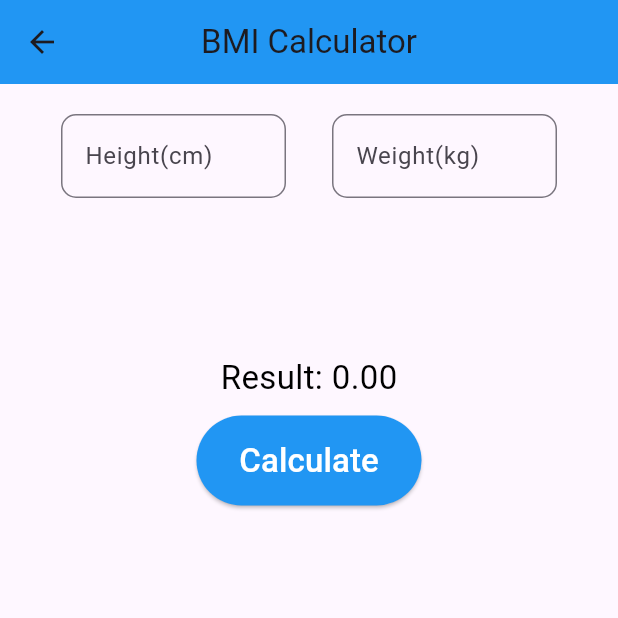
After one commit to shorifulislamsiam/Calculator_Practice, a Flutter app: the Allicons screen opened directly, after a tap on "BMI Calculator", on a phone screen of 412 x 824 dp, the top half of it. The commit adds this screen. Run offline on Flutter 3.47's test engine with Material 3 defaults, Android fonts, the phone set to English and light mode, and no system bars.

Commit message:
calculator update 01

```diff
--- /dev/null
+++ b/lib/BMI Calculator/Bmicalculator.dart
@@ -0,0 +1,105 @@
+import 'package:flutter/material.dart';
+
+class Bmicalculator extends StatefulWidget {
+  const Bmicalculator({super.key});
+
+  @override
+  State<Bmicalculator> createState() => _BmicalculatorState();
+}
+
+class _BmicalculatorState extends State<Bmicalculator> {
+  TextEditingController _heightController = TextEditingController();
+  TextEditingController _weightController = TextEditingController();
+  double _bmiResult = 0.0;
+
+   _resultCalculator(){
+     double _height= double.tryParse(_heightController.text)!;
+     double _weight = double.tryParse(_weightController.text)!;
+
+     if(_height != null && _weight != null){
+       double _heightM =_height /100;
+       double result = (_weight /(_heightM * _heightM));
+       setState(() {
+         _bmiResult = result;
+       });
+     }else{
+       _bmiResult =0;
+     }
+
+  }
+
+
+
+
+  @override
+  Widget build(BuildContext context) {
+    return Scaffold(
+      appBar: AppBar(
+        title: Text("BMI Calculator"),
+        centerTitle: true,
+        backgroundColor: Colors.blue,
+      ),
+      body: Column(
+        children: [
+          Padding(
+            padding: const EdgeInsets.only(left: 10,right: 10,top: 20),
+            child: Row(
+              mainAxisAlignment: MainAxisAlignment.spaceEvenly,
+              children: [
+                SizedBox(
+                  height: 150,
+                  width: 150,
+                  child: TextField(
+                    controller: _heightController,
+                    decoration: InputDecoration(
+                      border: OutlineInputBorder(
+                        borderRadius: BorderRadius.circular(10),
+                        borderSide: BorderSide(width: 55,color: Colors.grey),
+
+                      ),
+                      focusedBorder: OutlineInputBorder(
+                        borderRadius: BorderRadius.circular(20),
+                      ),
+                      labelText: "Height(cm)",
+                    ),
+                  ),
+                ),
+                SizedBox(
+                  height: 150,
+                  width: 150,
+                  child: TextField(
+                    controller: _weightController,
+                    decoration: InputDecoration(
+                      labelText: "Weight(kg)",
+                      border: OutlineInputBorder(
+                        borderRadius: BorderRadius.circular(10),
+                        borderSide: BorderSide(color: Colors.green,width: 15),
+                      ),
+                      focusedBorder: OutlineInputBorder(
+                        borderRadius: BorderRadius.circular(20),
+                      )
+                    ),
+                  ),
+                ),
+              ],
+            ),
+          ),
+          SizedBox(height: 10,),
+          Text("Result: ${_bmiResult.toStringAsFixed(2)}",style: TextStyle(color: Colors.black,fontSize: 22),),
+          SizedBox(height: 10,),
+          ElevatedButton(
+            style: ElevatedButton.styleFrom(
+              minimumSize: Size(150, 60),
+              backgroundColor: Colors.blue,
+            ),
+              onPressed: (){
+              _resultCalculator();
+
+              },
+              child: Text("Calculate",style: TextStyle(color: Colors.white,fontSize: 22),),
+          ),
+        ],
+      ),
+    );
+  }
+}
--- a/lib/calculator/Allicons.dart
+++ b/lib/calculator/Allicons.dart
@@ -1,4 +1,7 @@
+import 'package:calculator/BMI%20Calculator/Bmicalculator.dart';
 import 'package:calculator/Helper/colorses.dart';
+//import 'package:calculator/Unit%20Converter/Unitconverter.dart';
+import 'package:calculator/Unit%20Converter/Unitconverter2.dart';
 import 'package:flutter/material.dart';
 
 import '../expence_tracker/Expencetracker.dart';
@@ -48,7 +51,30 @@ class Allicons extends StatelessWidget {
                       style: _allcolors.getTextstyle(20, FontWeight.bold, Colors.black),
                     ),
                 ),
-
+                ElevatedButton(
+                  style: ElevatedButton.styleFrom(
+                    backgroundColor: Colors.white,
+                  ),
+                  onPressed: (){
+                    Navigator.push(context, MaterialPageRoute(builder: (_)=>Bmicalculator()));
+                  },
+                  child: Text(
+                    "BMI Calculator",
+                    style: _allcolors.getTextstyle(20, FontWeight.bold, Colors.black),
+                  ),
+                ),
+                ElevatedButton(
+                  style: ElevatedButton.styleFrom(
+                    backgroundColor: Colors.white,
+                  ),
+                  onPressed: (){
+                    Navigator.push(context, MaterialPageRoute(builder: (_)=>Unitconverter2()));
+                  },
+                  child: Text(
+                    "Unit Converter",
+                    style: _allcolors.getTextstyle(20, FontWeight.bold, Colors.black),
+                  ),
+                ),
 
               ],
             ),
--- a/lib/main.dart
+++ b/lib/main.dart
@@ -1,9 +1,5 @@
-
-import 'package:calculator/water_tracker/watertracker.dart';
 import 'package:flutter/material.dart';
-
 import 'calculator/MyHomePage.dart';
-
 
 void main() {
   runApp(const MyApp());
@@ -19,7 +15,7 @@ class MyApp extends StatelessWidget {
         colorScheme: ColorScheme.fromSeed(seedColor: Colors.deepPurple),
         useMaterial3: true,
       ),
-      home: const Myhomepage(),//watertracker(), //Expencetracker(),//
+      home: const Myhomepage(),
       debugShowCheckedModeBanner: false,
 
     );
--- a/pubspec.yaml
+++ b/pubspec.yaml
@@ -35,7 +35,9 @@ dependencies:
   # The following adds the Cupertino Icons font to your application.
   # Use with the CupertinoIcons class for iOS style icons.
   cupertino_icons: ^1.0.8
+  http: ^1.3.0
   intl: ^0.20.2
+
 
 dev_dependencies:
   flutter_test:
```
Also changed, not shown: lib/Unit Converter/Unitconverter.dart (added, +143 -0 lines), lib/Unit Converter/Unitconverter2.dart (added, +102 -0 lines), pubspec.lock, 125 other files.
